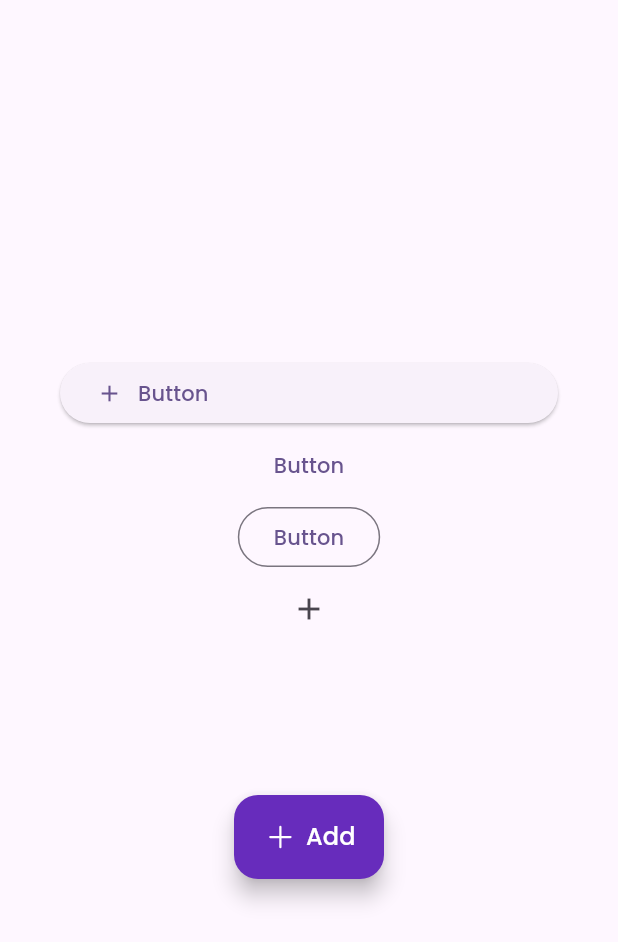
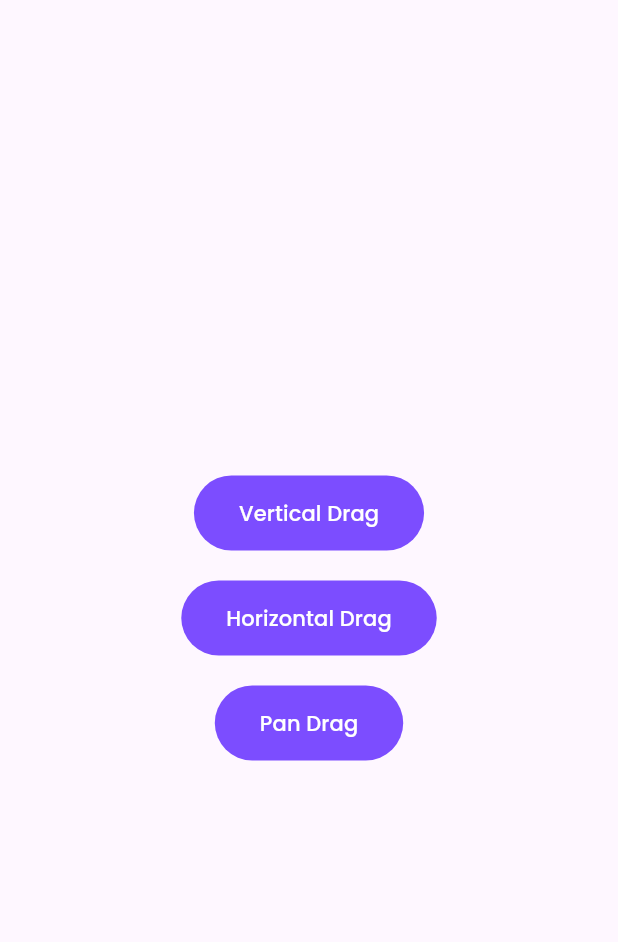
Before and after one commit to HalimTeguh/quran_app, a Flutter app: the Bookscreen screen opened directly, on a phone screen of 412 x 824 dp. Shown: the top 942 px of the screen. Run offline on Flutter 3.47's test engine with Material 3 defaults, Android fonts, the phone set to English and light mode, and no system bars; our stand-ins replace ionicons.

Commit message:
feat: Add Gesture Detector (onVerticalUpdate, onHorizontalUpdate, & onPanUpdate)

```diff
--- a/lib/main.dart
+++ b/lib/main.dart
@@ -1,5 +1,6 @@
 import 'package:flutter/material.dart';
 import 'package:quran_app/page/Navigation.dart';
+import 'package:quran_app/page/SurahScreen.dart';
 import 'package:quran_app/page/splash.dart';
 
 void main() {
@@ -23,6 +24,7 @@ class MyApp extends StatelessWidget {
       routes: {
         '/': (context) => const SplashScreen(),
         '/nav': (context) => const Navigation(),
+        '/detailSurah': (context) =>  Surahscreen(),
         // '/surah': (context) => const SurahScreen(),
       },
     );
--- a/lib/page/BookScreen.dart
+++ b/lib/page/BookScreen.dart
@@ -1,5 +1,7 @@
 import 'package:flutter/material.dart';
-import 'package:ionicons/ionicons.dart';
+import 'package:quran_app/page/HorizontalDrag.dart';
+import 'package:quran_app/page/PanDrag.dart';
+import 'package:quran_app/page/VerticalDrag.dart';
 
 class Bookscreen extends StatefulWidget {
   const Bookscreen({super.key});
@@ -18,52 +20,69 @@ class _BookscreenState extends State<Bookscreen> {
           child: Column(
             mainAxisAlignment: MainAxisAlignment.center,
             children: [
-              ElevatedButton(
-                  onPressed: () {},
-                  child: Row(
-                    children: [
-                      Icon(Icons.add),
-                      SizedBox(
-                        width: 10,
+              Padding(
+                padding: const EdgeInsets.all(10.0),
+                child: TextButton(
+                  onPressed: () {
+                    Navigator.of(context).push(
+                      MaterialPageRoute(
+                        builder: (BuildContext context) {
+                          return Verticaldrag();
+                        },
                       ),
-                      Text("Button"),
-                    ],
-                  )),
-              TextButton(onPressed: () {}, child: Text("Button")),
-              OutlinedButton(onPressed: () {}, child: Text("Button")),
-              IconButton(onPressed: () {}, icon: Icon(Icons.add)),
-              SizedBox(
-                height: 100,
+                    );
+                  },
+                  style: ButtonStyle(
+                      padding: MaterialStatePropertyAll(
+                          EdgeInsets.symmetric(horizontal: 30, vertical: 15)),
+                      backgroundColor:
+                          MaterialStateProperty.all(Colors.deepPurpleAccent),
+                      foregroundColor: MaterialStateProperty.all(Colors.white)),
+                  child: Text("Vertical Drag"),
+                ),
               ),
-              Container(
-                width: 100,
-                child: FloatingActionButton(
-                  backgroundColor: Color(0xff672CBC),
-                  foregroundColor: Colors.white,
+              Padding(
+                padding: const EdgeInsets.all(10.0),
+                child: TextButton(
                   onPressed: () {
-                    showDialog(context: (context), builder: (BuildContext context){
-                      return AlertDialog(
-                        title: Text("Add Content"),
-                        content: Text("Add your Content here!"),
-                        actions: [
-                          TextButton(onPressed: (){
-                            Navigator.of(context).pop();
-                          }, child: Text("Close"))
-                        ],
-
-                      );
-                    });
+                    Navigator.of(context).push(
+                      MaterialPageRoute(
+                        builder: (BuildContext context) {
+                          return Horizontaldrag();
+                        },
+                      ),
+                    );
                   },
-                  child: Row(
-                    mainAxisAlignment: MainAxisAlignment.center,
-                    children: [
-                      Icon(Ionicons.add),
-                      SizedBox(width: 5,),
-                      Text("Add", style: TextStyle(fontFamily: "Poppins", fontSize: 16),),
-                    ],
-                  ),
+                  style: ButtonStyle(
+                      padding: MaterialStatePropertyAll(
+                          EdgeInsets.symmetric(horizontal: 30, vertical: 15)),
+                      backgroundColor:
+                          MaterialStateProperty.all(Colors.deepPurpleAccent),
+                      foregroundColor: MaterialStateProperty.all(Colors.white)),
+                  child: Text("Horizontal Drag"),
                 ),
-              )
+              ),
+              Padding(
+                padding: const EdgeInsets.all(10.0),
+                child: TextButton(
+                  onPressed: () {
+                    Navigator.of(context).push(
+                      MaterialPageRoute(
+                        builder: (BuildContext context) {
+                          return Pandrag();
+                        },
+                      ),
+                    );
+                  },
+                  style: ButtonStyle(
+                      padding: MaterialStatePropertyAll(
+                          EdgeInsets.symmetric(horizontal: 30, vertical: 15)),
+                      backgroundColor:
+                          MaterialStateProperty.all(Colors.deepPurpleAccent),
+                      foregroundColor: MaterialStateProperty.all(Colors.white)),
+                  child: Text("Pan Drag"),
+                ),
+              ),
             ],
           ),
         ),
--- a/lib/page/HomeScreen.dart
+++ b/lib/page/HomeScreen.dart
@@ -25,7 +25,7 @@ class _HomescreenState extends State<HomeScreen> with TickerProviderStateMixin {
   static final List<Widget> _widgetOptions = <Widget>[
     ListView.builder(
         itemCount: 5,
-        itemBuilder: (BuildContext, int index) {
+        itemBuilder: (BuildContext context, int index) {
           return Container(
             padding: const EdgeInsets.symmetric(vertical: 16),
             decoration: const BoxDecoration(
@@ -36,6 +36,9 @@ class _HomescreenState extends State<HomeScreen> with TickerProviderStateMixin {
               ),
             ),
             child: ListTile(
+              onTap: (){
+                Navigator.pushNamed(context, '/detailSurah', arguments: index);
+              },
               leading: Container(
                 width: 50,
                 height: 50,
```
Also changed, not shown: lib/page/HorizontalDrag.dart (added, +56 -0 lines), lib/page/Navigation.dart (+14 -8 lines), lib/page/PanDrag.dart (added, +57 -0 lines), lib/page/SurahScreen.dart (added, +23 -0 lines), lib/page/VerticalDrag.dart (added, +56 -0 lines).
